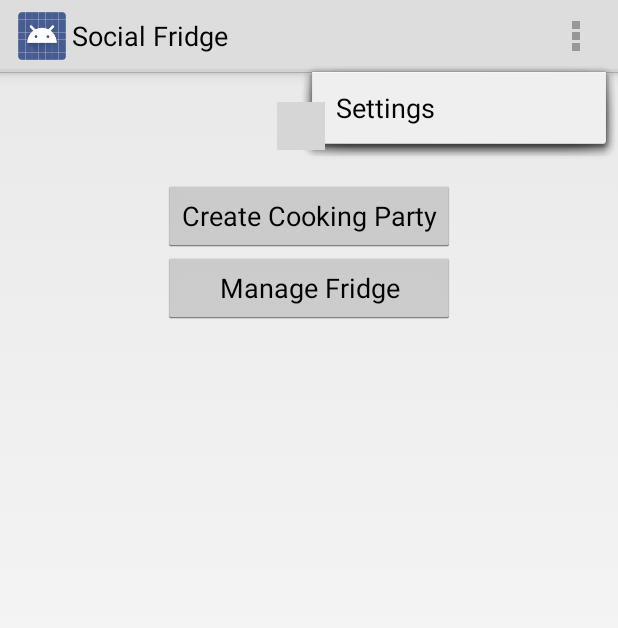
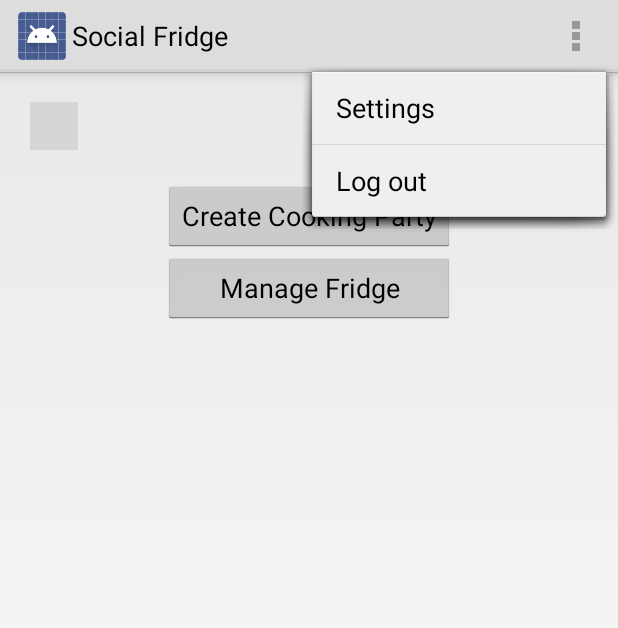
Before and after one commit to MattiasBuelens/SocialFridge, an Android app: the fragment StartFragment shown on its own in the app's theme, with the options menu open, on a phone screen of 412 x 824 dp. Shown: the top 628 px of the screen. Run offline under Robolectric (Android 15) with nearby library versions, the phone set to English and light mode, and no system bars; libraries missing offline, so code that uses them is left out: com.facebook, com.facebook.model, com.facebook.widget; plain views replace ProfilePictureView; 8 statements that could not run were skipped; grey boxes are pictures that could not be loaded.

Commit message:
Added log out menu item.

```diff
--- a/app/src/main/java/be/kuleuven/cs/chikwadraat/socialfridge/MainActivity.java
+++ b/app/src/main/java/be/kuleuven/cs/chikwadraat/socialfridge/MainActivity.java
@@ -114,6 +114,13 @@ public class MainActivity extends FragmentActivity {
 
     public void showSettingsFragment() {
         // TODO Show settings fragment
+    }
+
+    public void logout() {
+        Session session = Session.getActiveSession();
+        if (session != null && !session.isClosed()) {
+            session.closeAndClearTokenInformation();
+        }
     }
 
     private void onSessionStateChange(Session session, SessionState state, Exception exception) {
--- a/app/src/main/java/be/kuleuven/cs/chikwadraat/socialfridge/StartFragment.java
+++ b/app/src/main/java/be/kuleuven/cs/chikwadraat/socialfridge/StartFragment.java
@@ -103,6 +103,9 @@ public class StartFragment extends Fragment {
             case R.id.action_settings:
                 activity.showSettingsFragment();
                 return true;
+            case R.id.action_logout:
+                activity.logout();
+                return true;
         }
         return false;
     }
--- a/app/src/main/res/layout/start.xml
+++ b/app/src/main/res/layout/start.xml
@@ -1,18 +1,4 @@
-<?xml version="1.0" encoding="utf-8"?><!--
-    Copyright 2010-present Facebook.
-
-    Licensed under the Apache License, Version 2.0 (the "License");
-    you may not use this file except in compliance with the License.
-    You may obtain a copy of the License at
-
-       http://www.apache.org/licenses/LICENSE-2.0
-
-    Unless required by applicable law or agreed to in writing, software
-    distributed under the License is distributed on an "AS IS" BASIS,
-    WITHOUT WARRANTIES OR CONDITIONS OF ANY KIND, either express or implied.
-    See the License for the specific language governing permissions and
-    limitations under the License.
--->
+<?xml version="1.0" encoding="utf-8"?>
 
 <ScrollView xmlns:android="http://schemas.android.com/apk/res/android"
     xmlns:facebook="http://schemas.android.com/apk/res-auto"
@@ -23,11 +9,13 @@
         android:layout_width="fill_parent"
         android:layout_height="wrap_content">
 
-        <LinearLayout
+        <RelativeLayout
             android:id="@+id/current_user"
-            android:layout_width="wrap_content"
+            android:layout_width="fill_parent"
             android:layout_height="wrap_content"
             android:layout_marginTop="20dp"
+            android:layout_marginLeft="20dp"
+            android:layout_marginRight="20dp"
             android:layout_centerHorizontal="true"
             android:orientation="horizontal">
 
@@ -35,24 +23,25 @@
                 android:id="@+id/current_user_pic"
                 android:layout_width="wrap_content"
                 android:layout_height="wrap_content"
-                android:layout_gravity="center"
-                android:gravity="center_horizontal"
                 facebook:preset_size="small" />
 
             <TextView
                 android:id="@+id/current_user_name"
                 android:layout_width="wrap_content"
                 android:layout_height="wrap_content"
-                android:layout_gravity="center"
-                android:layout_marginLeft="10dp" />
-        </LinearLayout>
+                android:layout_centerVertical="true"
+                android:layout_toRightOf="@id/current_user_pic"
+                android:layout_alignParentRight="true"
+                android:layout_marginLeft="10dp"
+                android:layout_marginRight="10dp" />
+        </RelativeLayout>
 
         <LinearLayout
             android:layout_width="wrap_content"
             android:layout_height="wrap_content"
             android:layout_marginTop="20dp"
             android:layout_centerHorizontal="true"
-            android:layout_below="@+id/current_user"
+            android:layout_below="@id/current_user"
             android:orientation="vertical">
 
             <Button
--- a/app/src/main/res/menu/start.xml
+++ b/app/src/main/res/menu/start.xml
@@ -4,6 +4,10 @@
 
     <item android:id="@+id/action_settings"
         android:title="@string/action_settings"
-        android:orderInCategory="100"
         android:showAsAction="never" />
+
+    <item android:id="@+id/action_logout"
+        android:title="@string/action_logout"
+        android:showAsAction="never" />
+
 </menu>
--- a/app/src/main/res/values/strings.xml
+++ b/app/src/main/res/values/strings.xml
@@ -2,7 +2,10 @@
 <resources>
 
     <string name="app_name">Social Fridge</string>
+
+    <!-- Menu actions -->
     <string name="action_settings">Settings</string>
+    <string name="action_logout">Log out</string>
 
     <!-- Start -->
     <string name="start_action_create_party">Create Cooking Party</string>
```
